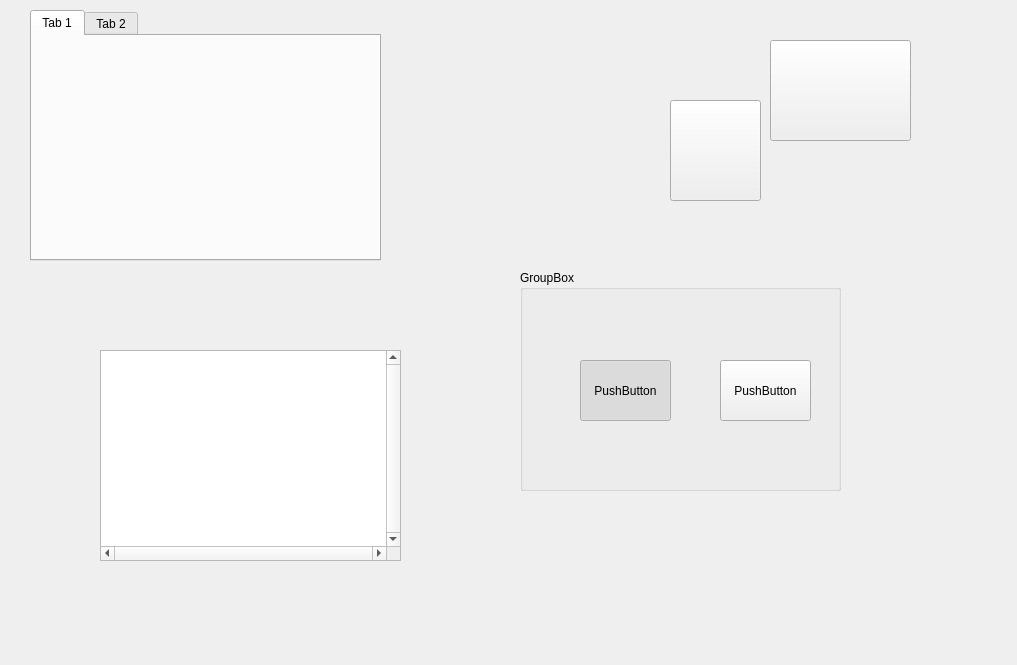
yuanyuewandou/TeachLearnClient, file TLMainWidget.ui: the form before one commit.
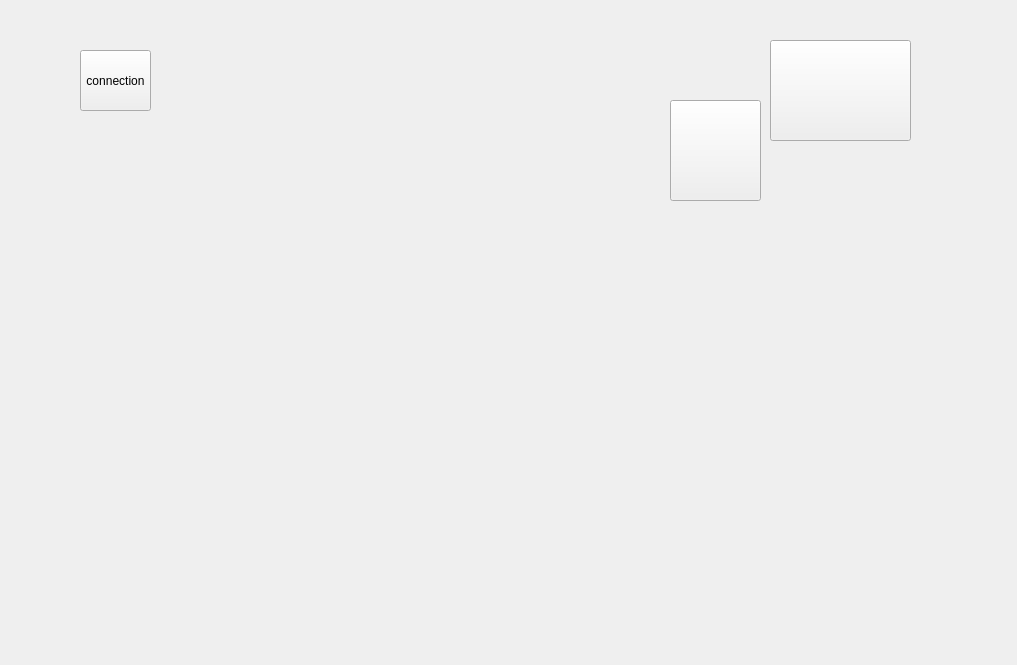
The form after the commit. Custom widgets are drawn as their Qt base class.

Diff of the .ui file:
```diff
--- a/TLMainWidget.ui
+++ b/TLMainWidget.ui
@@ -33,42 +33,6 @@
     </rect>
    </property>
   </widget>
-  <widget class="QTabWidget" name="tabWidget">
-   <property name="geometry">
-    <rect>
-     <x>30</x>
-     <y>10</y>
-     <width>351</width>
-     <height>251</height>
-    </rect>
-   </property>
-   <widget class="QWidget" name="tab">
-    <attribute name="title">
-     <string>Tab 1</string>
-    </attribute>
-   </widget>
-   <widget class="QWidget" name="tab_2">
-    <attribute name="title">
-     <string>Tab 2</string>
-    </attribute>
-   </widget>
-  </widget>
-  <widget class="QTableWidget" name="m_tableWidget">
-   <property name="geometry">
-    <rect>
-     <x>100</x>
-     <y>350</y>
-     <width>301</width>
-     <height>211</height>
-    </rect>
-   </property>
-   <property name="verticalScrollBarPolicy">
-    <enum>Qt::ScrollBarAlwaysOn</enum>
-   </property>
-   <property name="horizontalScrollBarPolicy">
-    <enum>Qt::ScrollBarAlwaysOn</enum>
-   </property>
-  </widget>
   <widget class="TLAnimationButton" name="m_whiteBoardButton">
    <property name="geometry">
     <rect>
@@ -79,68 +43,18 @@
     </rect>
    </property>
   </widget>
-  <widget class="QGroupBox" name="groupBox">
+  <widget class="QPushButton" name="m_connectionPushButton">
    <property name="geometry">
     <rect>
-     <x>520</x>
-     <y>270</y>
-     <width>321</width>
-     <height>221</height>
+     <x>80</x>
+     <y>50</y>
+     <width>71</width>
+     <height>61</height>
     </rect>
    </property>
-   <property name="title">
-    <string>GroupBox</string>
+   <property name="text">
+    <string>connection</string>
    </property>
-   <widget class="QPushButton" name="pushButton">
-    <property name="geometry">
-     <rect>
-      <x>60</x>
-      <y>90</y>
-      <width>91</width>
-      <height>61</height>
-     </rect>
-    </property>
-    <property name="text">
-     <string>PushButton</string>
-    </property>
-    <property name="checkable">
-     <bool>true</bool>
-    </property>
-    <property name="checked">
-     <bool>true</bool>
-    </property>
-    <property name="autoRepeat">
-     <bool>true</bool>
-    </property>
-    <property name="autoExclusive">
-     <bool>true</bool>
-    </property>
-   </widget>
-   <widget class="QPushButton" name="pushButton_2">
-    <property name="geometry">
-     <rect>
-      <x>200</x>
-      <y>90</y>
-      <width>91</width>
-      <height>61</height>
-     </rect>
-    </property>
-    <property name="text">
-     <string>PushButton</string>
-    </property>
-    <property name="checkable">
-     <bool>true</bool>
-    </property>
-    <property name="checked">
-     <bool>false</bool>
-    </property>
-    <property name="autoRepeat">
-     <bool>true</bool>
-    </property>
-    <property name="autoExclusive">
-     <bool>true</bool>
-    </property>
-   </widget>
   </widget>
  </widget>
  <layoutdefault spacing="6" margin="11"/>
```
